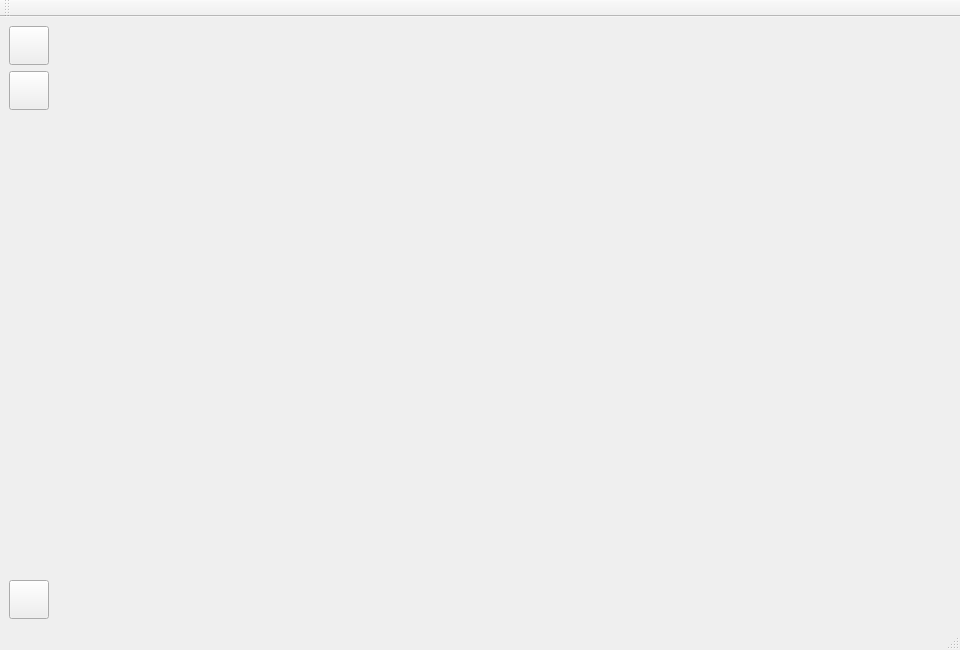
Old version of the form res/common/core.ui in the repository flowkeeper-org/fk-desktop.
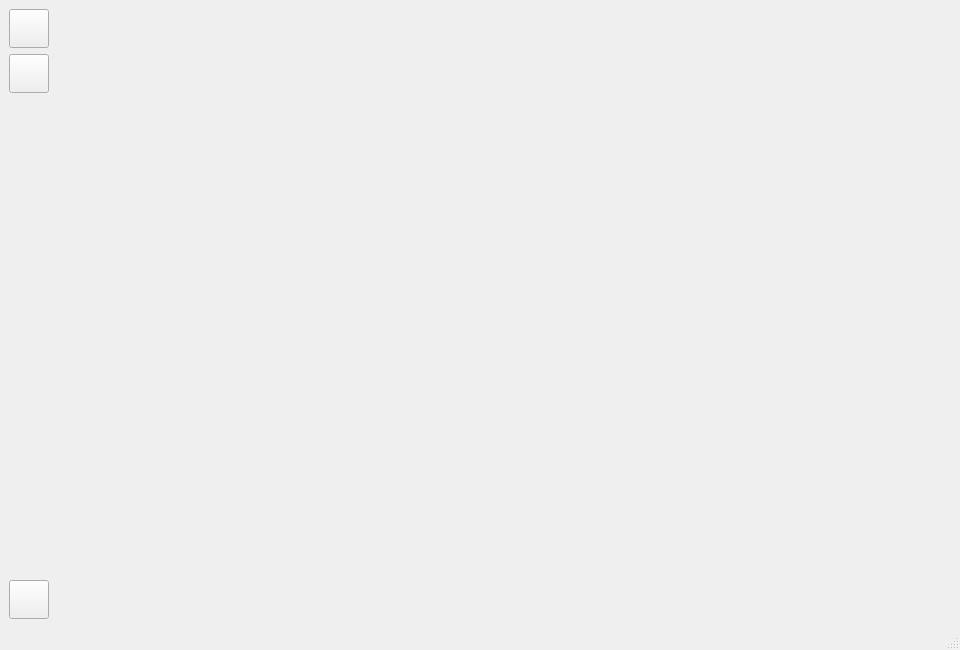
New version of the form. Icons and pictures are not drawn.

What changed in the file:
```diff
--- a/res/common/core.ui
+++ b/res/common/core.ui
@@ -218,17 +218,6 @@
     <bool>true</bool>
    </property>
   </widget>
-  <widget class="QToolBar" name="toolBar">
-   <property name="windowTitle">
-    <string>toolBar</string>
-   </property>
-   <attribute name="toolBarArea">
-    <enum>TopToolBarArea</enum>
-   </attribute>
-   <attribute name="toolBarBreak">
-    <bool>false</bool>
-   </attribute>
-  </widget>
  </widget>
  <tabstops>
   <tabstop>workitems_table</tabstop>
```
